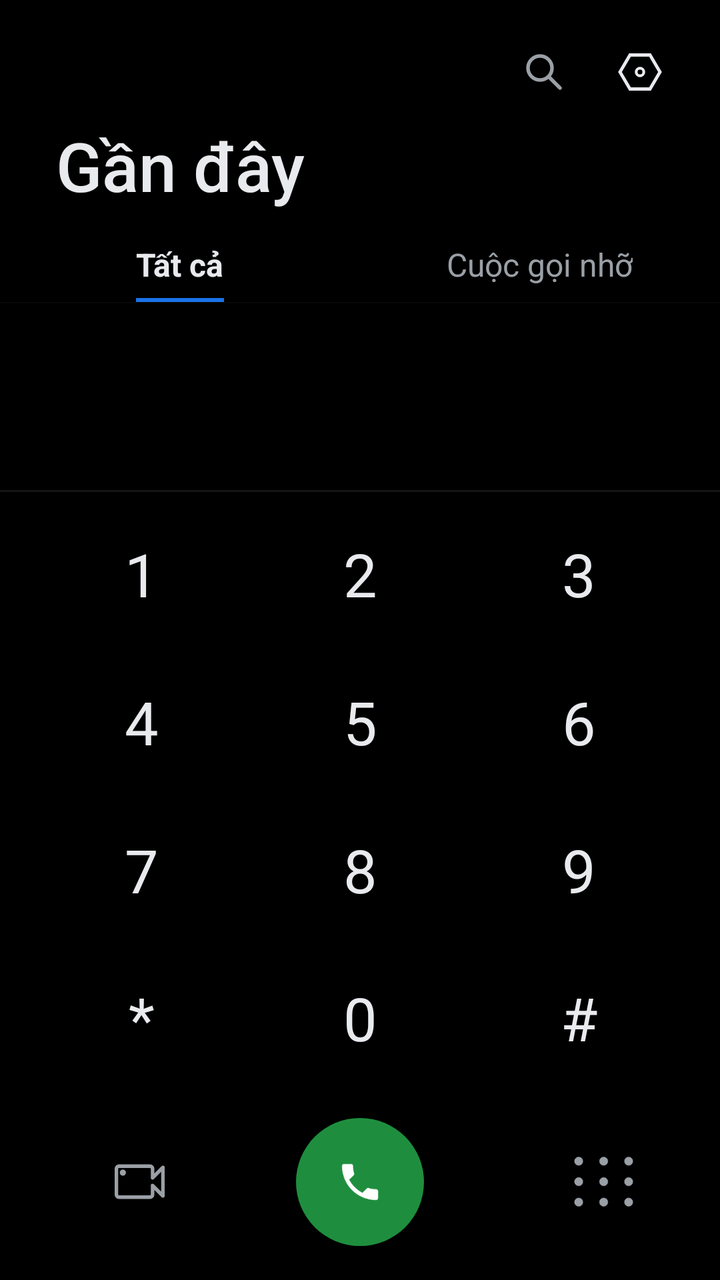
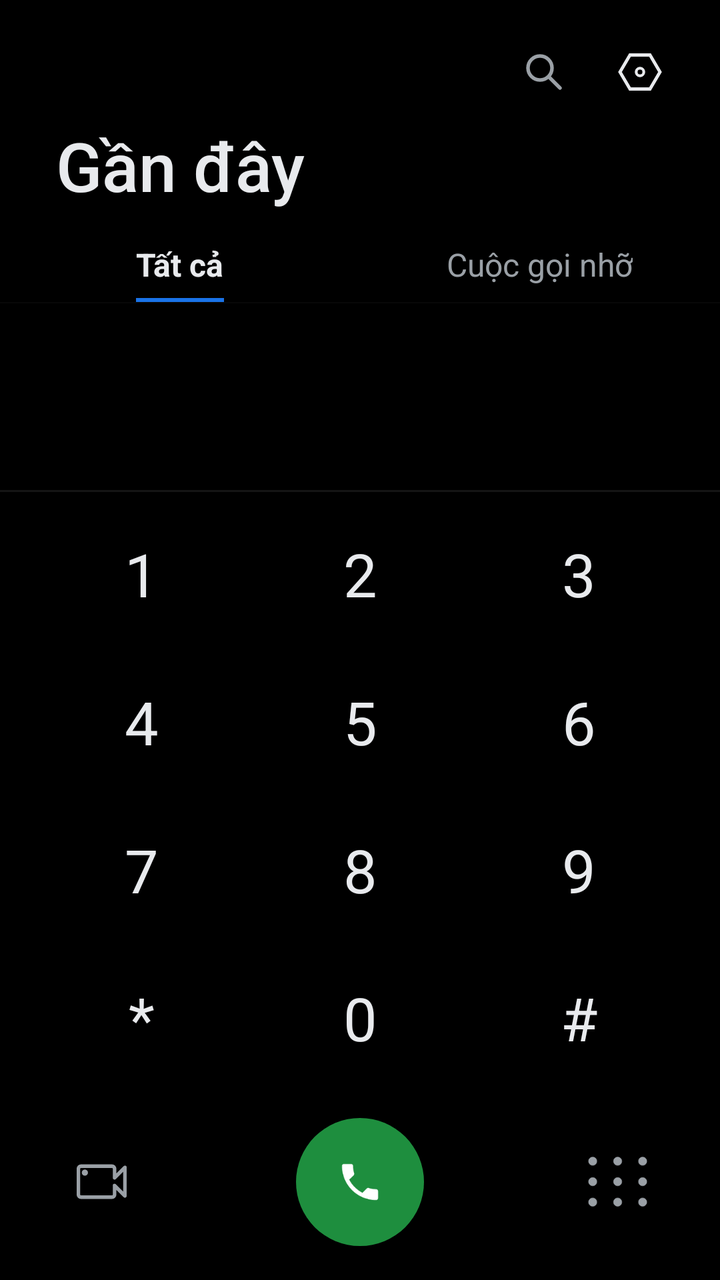

An Android layout rendered at two revisions. The XML below is the earlier revision; the diff shows what the commit changed to produce the second picture.
<!-- AndroidManifest.xml: application theme Theme.SimpleCall -->
<!-- res/layout/fragment_dialer.xml -->
<?xml version="1.0" encoding="utf-8"?>
<LinearLayout xmlns:android="http://schemas.android.com/apk/res/android"
    xmlns:app="http://schemas.android.com/apk/res-auto"
    xmlns:tools="http://schemas.android.com/tools"
    android:layout_width="match_parent"
    android:layout_height="match_parent"
    android:orientation="vertical"
    android:background="@color/bg">

    
    <LinearLayout
        android:id="@+id/llDialerHeader"
        android:layout_width="match_parent" android:layout_height="wrap_content"
        android:orientation="vertical">

        <FrameLayout
            android:layout_width="match_parent" android:layout_height="wrap_content"
            android:paddingTop="16dp" android:paddingEnd="20dp">
            <LinearLayout
                android:layout_width="wrap_content" android:layout_height="wrap_content"
                android:layout_gravity="end"
                android:orientation="horizontal">
                <ImageButton
                    android:id="@+id/btnDialerSearch"
                    android:layout_width="40dp" android:layout_height="40dp"
                    android:background="@android:color/transparent"
                    android:src="@drawable/ic_search"
                    android:contentDescription="@string/search" />
                <ImageButton
                    android:id="@+id/btnDialerSettings"
                    android:layout_width="40dp" android:layout_height="40dp"
                    android:layout_marginStart="8dp"
                    android:background="@android:color/transparent"
                    android:src="@drawable/ic_hexagon_settings"
                    android:contentDescription="@string/settings" />
            </LinearLayout>
        </FrameLayout>

        <TextView
            android:layout_width="wrap_content" android:layout_height="wrap_content"
            android:layout_marginStart="28dp" android:layout_marginTop="4dp"
            android:text="@string/recents_title"
            android:textSize="34sp"
            android:textColor="@color/text_primary"
            android:fontFamily="sans-serif-medium" />

        <LinearLayout
            android:layout_width="match_parent" android:layout_height="wrap_content"
            android:orientation="horizontal"
            android:paddingTop="16dp">

            <FrameLayout
                android:layout_width="0dp" android:layout_height="wrap_content"
                android:layout_weight="1">
                <LinearLayout
                    android:id="@+id/tabAll"
                    android:layout_width="wrap_content" android:layout_height="wrap_content"
                    android:layout_gravity="center"
                    android:orientation="vertical"
                    android:gravity="center_horizontal"
                    android:clickable="true" android:focusable="true">
                    <TextView
                        android:id="@+id/tvTabAll"
                        android:layout_width="wrap_content" android:layout_height="wrap_content"
                        android:text="@string/tab_all"
                        android:textSize="16sp" android:textStyle="bold"
                        android:textColor="@color/text_primary"
                        android:fontFamily="sans-serif" />
                    <View
                        android:id="@+id/tabAllUnderline"
                        android:layout_width="match_parent" android:layout_height="2dp"
                        android:layout_marginTop="6dp"
                        android:background="@color/accent_blue" />
                </LinearLayout>
            </FrameLayout>

            <FrameLayout
                android:layout_width="0dp" android:layout_height="wrap_content"
                android:layout_weight="1">
                <LinearLayout
                    android:id="@+id/tabMissed"
                    android:layout_width="wrap_content" android:layout_height="wrap_content"
                    android:layout_gravity="center"
                    android:orientation="vertical"
                    android:gravity="center_horizontal"
                    android:clickable="true" android:focusable="true">
                    <TextView
                        android:id="@+id/tvTabMissed"
                        android:layout_width="wrap_content" android:layout_height="wrap_content"
                        android:text="@string/tab_missed"
                        android:textSize="16sp"
                        android:textColor="@color/text_secondary"
                        android:fontFamily="sans-serif" />
                    <View
                        android:id="@+id/tabMissedUnderline"
                        android:layout_width="match_parent" android:layout_height="2dp"
                        android:layout_marginTop="6dp"
                        android:background="@android:color/transparent" />
                </LinearLayout>
            </FrameLayout>
        </LinearLayout>

        <View
            android:layout_width="match_parent" android:layout_height="0.5dp"
            android:background="#332B2B2B" />
    </LinearLayout>

    
    <FrameLayout
        android:layout_width="match_parent"
        android:layout_height="0dp"
        android:layout_weight="1">

    
    <androidx.recyclerview.widget.RecyclerView
        android:id="@+id/rvRecents"
        android:layout_width="match_parent"
        android:layout_height="match_parent"
        android:clipToPadding="false"
        android:paddingBottom="280dp" />

    
    <LinearLayout
        android:id="@+id/llSuggestionsWrap"
        android:layout_width="match_parent"
        android:layout_height="match_parent"
        android:orientation="vertical"
        android:paddingBottom="280dp"
        android:visibility="gone">

        <TextView
            android:id="@+id/tvSuggestionsHeader"
            android:layout_width="match_parent"
            android:layout_height="wrap_content"
            android:text="@string/all_contacts"
            android:textSize="14sp"
            android:textColor="@color/text_secondary"
            android:fontFamily="sans-serif"
            android:paddingStart="20dp"
            android:paddingEnd="20dp"
            android:paddingTop="14dp"
            android:paddingBottom="8dp" />

        <androidx.recyclerview.widget.RecyclerView
            android:id="@+id/rvSuggestions"
            android:layout_width="match_parent"
            android:layout_height="0dp"
            android:layout_weight="1"
            android:clipToPadding="false" />
    </LinearLayout>

    
    <LinearLayout
        android:id="@+id/llNoMatchActions"
        android:layout_width="match_parent"
        android:layout_height="wrap_content"
        android:orientation="vertical"
        android:paddingTop="8dp"
        android:visibility="gone">

        
        <LinearLayout
            android:id="@+id/rowCreateContact"
            android:layout_width="match_parent" android:layout_height="wrap_content"
            android:orientation="horizontal" android:gravity="center_vertical"
            android:background="@drawable/bg_settings_row"
            android:clickable="true" android:focusable="true"
            android:paddingStart="20dp" android:paddingEnd="20dp"
            android:paddingTop="14dp" android:paddingBottom="14dp">
            <ImageView android:layout_width="24dp" android:layout_height="24dp"
                android:src="@drawable/ic_add" app:tint="@color/white" tools:ignore="MissingClass"/>
            <TextView android:layout_width="0dp" android:layout_height="wrap_content"
                android:layout_weight="1" android:layout_marginStart="24dp"
                android:text="@string/create_new_contact"
                android:textSize="16sp" android:textColor="@color/text_primary" android:fontFamily="sans-serif"/>
        </LinearLayout>

        <LinearLayout
            android:id="@+id/rowAddToExisting"
            android:layout_width="match_parent" android:layout_height="wrap_content"
            android:orientation="horizontal" android:gravity="center_vertical"
            android:background="@drawable/bg_settings_row"
            android:clickable="true" android:focusable="true"
            android:paddingStart="20dp" android:paddingEnd="20dp"
            android:paddingTop="14dp" android:paddingBottom="14dp">
            <ImageView android:layout_width="24dp" android:layout_height="24dp"
                android:src="@drawable/ic_person_add" app:tint="@color/white" tools:ignore="MissingClass"/>
            <TextView android:layout_width="0dp" android:layout_height="wrap_content"
                android:layout_weight="1" android:layout_marginStart="24dp"
                android:text="@string/add_to_existing_contact"
                android:textSize="16sp" android:textColor="@color/text_primary" android:fontFamily="sans-serif"/>
        </LinearLayout>

        
        <LinearLayout
            android:id="@+id/rowSendSms"
            android:layout_width="match_parent" android:layout_height="wrap_content"
            android:orientation="horizontal" android:gravity="center_vertical"
            android:background="@drawable/bg_settings_row"
            android:clickable="true" android:focusable="true"
            android:paddingStart="20dp" android:paddingEnd="20dp"
            android:paddingTop="14dp" android:paddingBottom="14dp">
            <ImageView android:layout_width="24dp" android:layout_height="24dp"
                android:src="@drawable/ic_message_outline" app:tint="@color/white" tools:ignore="MissingClass"/>
            <TextView android:layout_width="0dp" android:layout_height="wrap_content"
                android:layout_weight="1" android:layout_marginStart="24dp"
                android:text="@string/send_sms"
                android:textSize="16sp" android:textColor="@color/text_primary" android:fontFamily="sans-serif"/>
        </LinearLayout>

        <LinearLayout
            android:id="@+id/rowVideoMeet"
            android:layout_width="match_parent" android:layout_height="wrap_content"
            android:orientation="horizontal" android:gravity="center_vertical"
            android:background="@drawable/bg_settings_row"
            android:clickable="true" android:focusable="true"
            android:paddingStart="20dp" android:paddingEnd="20dp"
            android:paddingTop="14dp" android:paddingBottom="14dp">
            <ImageView android:layout_width="24dp" android:layout_height="24dp"
                android:src="@drawable/ic_video_call" app:tint="@color/white" tools:ignore="MissingClass"/>
            <TextView android:layout_width="0dp" android:layout_height="wrap_content"
                android:layout_weight="1" android:layout_marginStart="24dp"
                android:text="@string/video_call_meet"
                android:textSize="16sp" android:textColor="@color/text_primary" android:fontFamily="sans-serif"/>
        </LinearLayout>
    </LinearLayout>

    
    <LinearLayout
        android:id="@+id/panelKeypad"
        android:layout_width="match_parent"
        android:layout_height="wrap_content"
        android:layout_gravity="bottom"
        android:orientation="vertical"
        android:background="@color/bg"
        android:elevation="8dp">

        
        <View
            android:layout_width="match_parent"
            android:layout_height="1dp"
            android:background="#151515" /> 

        
        <FrameLayout
            android:id="@+id/frameNumber"
            android:layout_width="match_parent"
            android:layout_height="wrap_content"
            android:paddingTop="10dp"
            android:paddingStart="20dp"
            android:paddingEnd="20dp"
            android:visibility="gone">

            <ImageButton
                android:id="@+id/btnDialMenu"
                android:layout_width="40dp"
                android:layout_height="40dp"
                android:layout_gravity="center_vertical|start"
                android:background="@android:color/transparent"
                android:src="@drawable/ic_more_vert"
                android:contentDescription="@string/dialpad_options"
                android:visibility="invisible" />

            <EditText
                android:id="@+id/etNumber"
                android:layout_width="match_parent"
                android:layout_height="wrap_content"
                android:layout_gravity="center_vertical"
                android:paddingStart="48dp"
                android:paddingEnd="62dp"
                android:background="@null"
                android:inputType="none"
                android:gravity="center"
                android:textSize="32sp"
                android:textColor="@color/text_primary"
                android:fontFamily="sans-serif-light"
                android:cursorVisible="true"
                android:maxLines="1" />

            <ImageButton
                android:id="@+id/btnBackspace"
                android:layout_width="62dp"
                android:layout_height="40dp"
                android:layout_gravity="center_vertical|end"
                android:background="@android:color/transparent"
                android:src="@drawable/ic_backspace"
                android:contentDescription="@string/cancel"
                android:visibility="invisible" />
        </FrameLayout>

        
        <GridLayout
            android:id="@+id/keypad"
            android:layout_width="match_parent"
            android:layout_height="wrap_content"
            android:layout_marginTop="4dp"
            android:paddingStart="16dp"
            android:paddingEnd="16dp"
            android:columnCount="3"
            android:rowCount="4"
            android:useDefaultMargins="false">

            <Button android:tag="1" style="@style/KeyBtn" android:text="1" android:layout_columnWeight="1" />
            <Button android:tag="2" style="@style/KeyBtn" android:text="2" android:layout_columnWeight="1" />
            <Button android:tag="3" style="@style/KeyBtn" android:text="3" android:layout_columnWeight="1" />
            <Button android:tag="4" style="@style/KeyBtn" android:text="4" android:layout_columnWeight="1" />
            <Button android:tag="5" style="@style/KeyBtn" android:text="5" android:layout_columnWeight="1" />
            <Button android:tag="6" style="@style/KeyBtn" android:text="6" android:layout_columnWeight="1" />
            <Button android:tag="7" style="@style/KeyBtn" android:text="7" android:layout_columnWeight="1" />
            <Button android:tag="8" style="@style/KeyBtn" android:text="8" android:layout_columnWeight="1" />
            <Button android:tag="9" style="@style/KeyBtn" android:text="9" android:layout_columnWeight="1" />
            <Button android:tag="*" style="@style/KeyBtn" android:text="*" android:layout_columnWeight="1" />
            <Button android:tag="0" style="@style/KeyBtn" android:text="0" android:layout_columnWeight="1" />
            <Button android:tag="#" style="@style/KeyBtn" android:text="#" android:layout_columnWeight="1" />
        </GridLayout>

        
        <LinearLayout
            android:id="@+id/rowDialControls"
            android:layout_width="match_parent"
            android:layout_height="wrap_content"
            android:orientation="horizontal"
            android:gravity="center_vertical"
            android:paddingTop="12dp"
            android:paddingBottom="16dp"
            android:paddingStart="28dp"
            android:paddingEnd="28dp">

            <FrameLayout
                android:id="@+id/btnVideoCall"
                android:layout_width="72dp" android:layout_height="66dp"
                android:background="@android:color/transparent"
                android:clickable="true" android:focusable="true"
                android:contentDescription="@string/video_call">
                <ImageView android:layout_width="31dp" android:layout_height="31dp"
                    android:layout_gravity="center"
                    android:translationX="6dp"
                    android:src="@drawable/ic_video_call_outline"
                    android:tint="@color/text_secondary"
                    tools:ignore="MissingClass"/>
            </FrameLayout>

            <Space android:layout_width="0dp" android:layout_height="1dp" android:layout_weight="1"/>

            <ImageButton
                android:id="@+id/btnCall"
                android:layout_width="64dp" android:layout_height="64dp"
                android:layout_gravity="center"
                android:background="@drawable/bg_call_circle"
                android:src="@drawable/ic_call"
                android:contentDescription="@string/call"
                android:visibility="visible" />

            <LinearLayout
                android:id="@+id/llCallDual"
                android:layout_width="wrap_content" android:layout_height="50dp"
                android:layout_gravity="center"
                android:layout_marginStart="22dp"
                android:layout_marginEnd="22dp"
                android:orientation="horizontal"
                android:visibility="gone">

                <FrameLayout
                    android:id="@+id/btnCallSim1"
                    android:layout_width="95dp" android:layout_height="match_parent"
                    android:background="@drawable/bg_call_pill_left"
                    android:clickable="true" android:focusable="true">
                    
                    <View
                        android:layout_width="14dp" android:layout_height="match_parent"
                        android:layout_gravity="end"
                        android:background="@color/btn_call_pill_right" />
                    <ImageView android:layout_width="22dp" android:layout_height="22dp"
                        android:layout_gravity="center" android:src="@drawable/ic_call" tools:ignore="MissingClass"/>
                    <TextView android:layout_width="wrap_content" android:layout_height="wrap_content"
                        android:layout_gravity="center" android:translationX="9dp" android:translationY="-4dp"
                        android:text="1" android:textSize="12sp" android:textStyle="bold"
                        android:textColor="@color/white" android:fontFamily="sans-serif-medium"/>
                </FrameLayout>

                <FrameLayout
                    android:id="@+id/btnCallSim2"
                    android:layout_width="95dp" android:layout_height="match_parent"
                    android:background="@drawable/bg_call_pill_right"
                    android:clickable="true" android:focusable="true">
                    <ImageView android:layout_width="22dp" android:layout_height="22dp"
                        android:layout_gravity="center" android:src="@drawable/ic_call" tools:ignore="MissingClass"/>
                    <TextView android:layout_width="wrap_content" android:layout_height="wrap_content"
                        android:layout_gravity="center" android:translationX="9dp" android:translationY="-4dp"
                        android:text="2" android:textSize="12sp" android:textStyle="bold"
                        android:textColor="@color/white" android:fontFamily="sans-serif-medium"/>
                </FrameLayout>
            </LinearLayout>

            <Space android:layout_width="0dp" android:layout_height="1dp" android:layout_weight="1"/>

            <FrameLayout
                android:layout_width="72dp" android:layout_height="66dp"
                android:background="@android:color/transparent">
                <ImageButton
                    android:id="@+id/btnKeypadToggle"
                    android:layout_width="31dp" android:layout_height="31dp"
                    android:layout_gravity="center"
                    android:translationX="6dp"
                    android:background="@android:color/transparent"
                    android:src="@drawable/ic_dialpad"
                    android:scaleType="fitCenter"
                    android:tint="@color/text_secondary"
                    android:contentDescription="@string/open_dialpad" />
            </FrameLayout>

        </LinearLayout>
    </LinearLayout>

    </FrameLayout>
</LinearLayout>
<!-- resources referenced by this layout -->
<resources>
  <color name="accent_blue">#1A73E8</color>
  <color name="bg">#000000</color>
  <color name="btn_call_pill_right">#1AA155</color>
  <color name="text_primary">#E8EAED</color>
  <color name="text_secondary">#9AA0A6</color>
  <color name="white">#FFFFFF</color>
  <!-- drawable bg_call_circle (drawable) -->
  <?xml version="1.0" encoding="utf-8"?>
  <ripple xmlns:android="http://schemas.android.com/apk/res/android"
      android:color="#331E8E3E">
      <item>
          <shape android:shape="oval">
              <solid android:color="@color/btn_call" />
          </shape>
      </item>
  </ripple>
  <!-- drawable bg_settings_row (drawable) -->
  <?xml version="1.0" encoding="utf-8"?>
  <ripple xmlns:android="http://schemas.android.com/apk/res/android"
      android:color="@color/key_ripple">
      <item>
          <shape android:shape="rectangle">
              <solid android:color="@color/bg_row" />
          </shape>
      </item>
  </ripple>
  <!-- drawable ic_add (drawable) -->
  <?xml version="1.0" encoding="utf-8"?>
  <vector xmlns:android="http://schemas.android.com/apk/res/android"
      android:width="24dp" android:height="24dp"
      android:viewportWidth="24" android:viewportHeight="24">
      
      <path android:fillColor="#FFFFFFFF"
          android:pathData="M20.4,13.2 L13.2,13.2 L13.2,20.4 L10.8,20.4 L10.8,13.2 L3.6,13.2
                             L3.6,10.8 L10.8,10.8 L10.8,3.6 L13.2,3.6 L13.2,10.8 L20.4,10.8 Z"/>
  </vector>
  <!-- drawable ic_person_add (drawable) -->
  <?xml version="1.0" encoding="utf-8"?>
  <vector xmlns:android="http://schemas.android.com/apk/res/android"
      android:width="24dp" android:height="24dp"
      android:viewportWidth="24" android:viewportHeight="24">
      <path android:fillColor="#FF000000"
          android:pathData="M15,12c2.21,0 4,-1.79 4,-4s-1.79,-4 -4,-4 -4,1.79 -4,4 1.79,4 4,4zM15,14c-2.67,0 -8,1.34 -8,4v2h16v-2c0,-2.66 -5.33,-4 -8,-4zM5,15v-3h3v-2H5V7H3v3H0v2h3v3z"/>
  </vector>
  <!-- drawable ic_video_call (drawable) -->
  <?xml version="1.0" encoding="utf-8"?>
  <vector xmlns:android="http://schemas.android.com/apk/res/android"
      android:width="24dp" android:height="24dp"
      android:viewportWidth="24" android:viewportHeight="24">
      <path android:fillColor="#FFFFFF"
          android:pathData="M17,10.5V7c0-0.55-0.45-1-1-1H4C3.45,6 3,6.45 3,7v10c0,0.55 0.45,1 1,1h12c0.55,0 1-0.45 1-1v-3.5l4,4v-11L17,10.5z"/>
  </vector>
  <string name="add_to_existing_contact">Thêm vào liên hệ hiện có</string>
  <string name="all_contacts">Tất cả liên hệ</string>
  <string name="call">Gọi</string>
  <string name="cancel">Hủy</string>
  <string name="create_new_contact">Tạo liên hệ mới</string>
  <string name="dialpad_options">Tùy chọn quay số</string>
  <string name="open_dialpad">Bàn phím</string>
  <string name="recents_title">Gần đây</string>
  <string name="search">Tìm kiếm</string>
  <string name="send_sms">Gửi tin nhắn SMS</string>
  <string name="settings">Cài đặt</string>
  <string name="tab_all">Tất cả</string>
  <string name="tab_missed">Cuộc gọi nhỡ</string>
  <string name="video_call">Gọi video</string>
  <string name="video_call_meet">Cuộc gọi video Meet</string>
  <color name="btn_call">#1E8E3E</color>
  <color name="btn_call_sim1">#27C76F</color>
  <color name="key_ripple">#22FFFFFF</color>
  <color name="bg_row">#000000</color>
  <!-- drawable bg_key (drawable) -->
  <?xml version="1.0" encoding="utf-8"?>
  <ripple xmlns:android="http://schemas.android.com/apk/res/android"
      android:color="@color/key_ripple">
      <item>
          <shape android:shape="oval">
              <solid android:color="@android:color/transparent" />
          </shape>
      </item>
  </ripple>
  <color name="primary">#1E8E3E</color>
  <color name="primary_dark">#137333</color>
  <!-- unchanged entries left out for length: 12 -->
</resources>

<!-- the commit's change to res/layout/fragment_dialer.xml (unified diff, before → after) -->
@@ -323,85 +323,87 @@
             android:gravity="center_vertical"
             android:paddingTop="12dp"
             android:paddingBottom="16dp"
-            android:paddingStart="28dp"
-            android:paddingEnd="28dp">
-
+            android:paddingStart="8dp"
+            android:paddingEnd="8dp">
+
+            
             <FrameLayout
                 android:id="@+id/btnVideoCall"
-                android:layout_width="72dp" android:layout_height="66dp"
+                android:layout_width="0dp" android:layout_height="66dp"
+                android:layout_weight="1"
                 android:background="@android:color/transparent"
                 android:clickable="true" android:focusable="true"
                 android:contentDescription="@string/video_call">
                 <ImageView android:layout_width="31dp" android:layout_height="31dp"
                     android:layout_gravity="center"
-                    android:translationX="6dp"
                     android:src="@drawable/ic_video_call_outline"
                     android:tint="@color/text_secondary"
                     tools:ignore="MissingClass"/>
             </FrameLayout>
 
-            <Space android:layout_width="0dp" android:layout_height="1dp" android:layout_weight="1"/>
-
-            <ImageButton
-                android:id="@+id/btnCall"
-                android:layout_width="64dp" android:layout_height="64dp"
-                android:layout_gravity="center"
-                android:background="@drawable/bg_call_circle"
-                android:src="@drawable/ic_call"
-                android:contentDescription="@string/call"
-                android:visibility="visible" />
-
-            <LinearLayout
-                android:id="@+id/llCallDual"
-                android:layout_width="wrap_content" android:layout_height="50dp"
-                android:layout_gravity="center"
-                android:layout_marginStart="22dp"
-                android:layout_marginEnd="22dp"
-                android:orientation="horizontal"
-                android:visibility="gone">
-
-                <FrameLayout
-                    android:id="@+id/btnCallSim1"
-                    android:layout_width="95dp" android:layout_height="match_parent"
-                    android:background="@drawable/bg_call_pill_left"
-                    android:clickable="true" android:focusable="true">
-                    
-                    <View
-                        android:layout_width="14dp" android:layout_height="match_parent"
-                        android:layout_gravity="end"
-                        android:background="@color/btn_call_pill_right" />
-                    <ImageView android:layout_width="22dp" android:layout_height="22dp"
-                        android:layout_gravity="center" android:src="@drawable/ic_call" tools:ignore="MissingClass"/>
-                    <TextView android:layout_width="wrap_content" android:layout_height="wrap_content"
-                        android:layout_gravity="center" android:translationX="9dp" android:translationY="-4dp"
-                        android:text="1" android:textSize="12sp" android:textStyle="bold"
-                        android:textColor="@color/white" android:fontFamily="sans-serif-medium"/>
-                </FrameLayout>
-
-                <FrameLayout
-                    android:id="@+id/btnCallSim2"
-                    android:layout_width="95dp" android:layout_height="match_parent"
-                    android:background="@drawable/bg_call_pill_right"
-                    android:clickable="true" android:focusable="true">
-                    <ImageView android:layout_width="22dp" android:layout_height="22dp"
-                        android:layout_gravity="center" android:src="@drawable/ic_call" tools:ignore="MissingClass"/>
-                    <TextView android:layout_width="wrap_content" android:layout_height="wrap_content"
-                        android:layout_gravity="center" android:translationX="9dp" android:translationY="-4dp"
-                        android:text="2" android:textSize="12sp" android:textStyle="bold"
-                        android:textColor="@color/white" android:fontFamily="sans-serif-medium"/>
-                </FrameLayout>
-            </LinearLayout>
-
-            <Space android:layout_width="0dp" android:layout_height="1dp" android:layout_weight="1"/>
-
+            
             <FrameLayout
-                android:layout_width="72dp" android:layout_height="66dp"
+                android:layout_width="0dp" android:layout_height="66dp"
+                android:layout_weight="2"
+                android:gravity="center">
+
+                <ImageButton
+                    android:id="@+id/btnCall"
+                    android:layout_width="64dp" android:layout_height="64dp"
+                    android:layout_gravity="center"
+                    android:background="@drawable/bg_call_circle"
+                    android:src="@drawable/ic_call"
+                    android:contentDescription="@string/call"
+                    android:visibility="visible" />
+
+                <LinearLayout
+                    android:id="@+id/llCallDual"
+                    android:layout_width="wrap_content" android:layout_height="50dp"
+                    android:layout_gravity="center"
+                    android:orientation="horizontal"
+                    android:visibility="gone">
+
+                    <FrameLayout
+                        android:id="@+id/btnCallSim1"
+                        android:layout_width="95dp" android:layout_height="match_parent"
+                        android:background="@drawable/bg_call_pill_left"
+                        android:clickable="true" android:focusable="true">
+                        <View
+                            android:layout_width="14dp" android:layout_height="match_parent"
+                            android:layout_gravity="end"
+                            android:background="@color/btn_call_pill_right" />
+                        <ImageView android:layout_width="22dp" android:layout_height="22dp"
+                            android:layout_gravity="center" android:src="@drawable/ic_call" tools:ignore="MissingClass"/>
+                        <TextView android:layout_width="wrap_content" android:layout_height="wrap_content"
+                            android:layout_gravity="center" android:translationX="9dp" android:translationY="-4dp"
+                            android:text="1" android:textSize="12sp" android:textStyle="bold"
+                            android:textColor="@color/white" android:fontFamily="sans-serif-medium"/>
+                    </FrameLayout>
+
+                    <FrameLayout
+                        android:id="@+id/btnCallSim2"
+                        android:layout_width="95dp" android:layout_height="match_parent"
+                        android:background="@drawable/bg_call_pill_right"
+                        android:clickable="true" android:focusable="true">
+                        <ImageView android:layout_width="22dp" android:layout_height="22dp"
+                            android:layout_gravity="center" android:src="@drawable/ic_call" tools:ignore="MissingClass"/>
+                        <TextView android:layout_width="wrap_content" android:layout_height="wrap_content"
+                            android:layout_gravity="center" android:translationX="9dp" android:translationY="-4dp"
+                            android:text="2" android:textSize="12sp" android:textStyle="bold"
+                            android:textColor="@color/white" android:fontFamily="sans-serif-medium"/>
+                    </FrameLayout>
+                </LinearLayout>
+            </FrameLayout>
+
+            
+            <FrameLayout
+                android:layout_width="0dp" android:layout_height="66dp"
+                android:layout_weight="1"
                 android:background="@android:color/transparent">
                 <ImageButton
                     android:id="@+id/btnKeypadToggle"
                     android:layout_width="31dp" android:layout_height="31dp"
                     android:layout_gravity="center"
-                    android:translationX="6dp"
                     android:background="@android:color/transparent"
                     android:src="@drawable/ic_dialpad"
                     android:scaleType="fitCenter"
